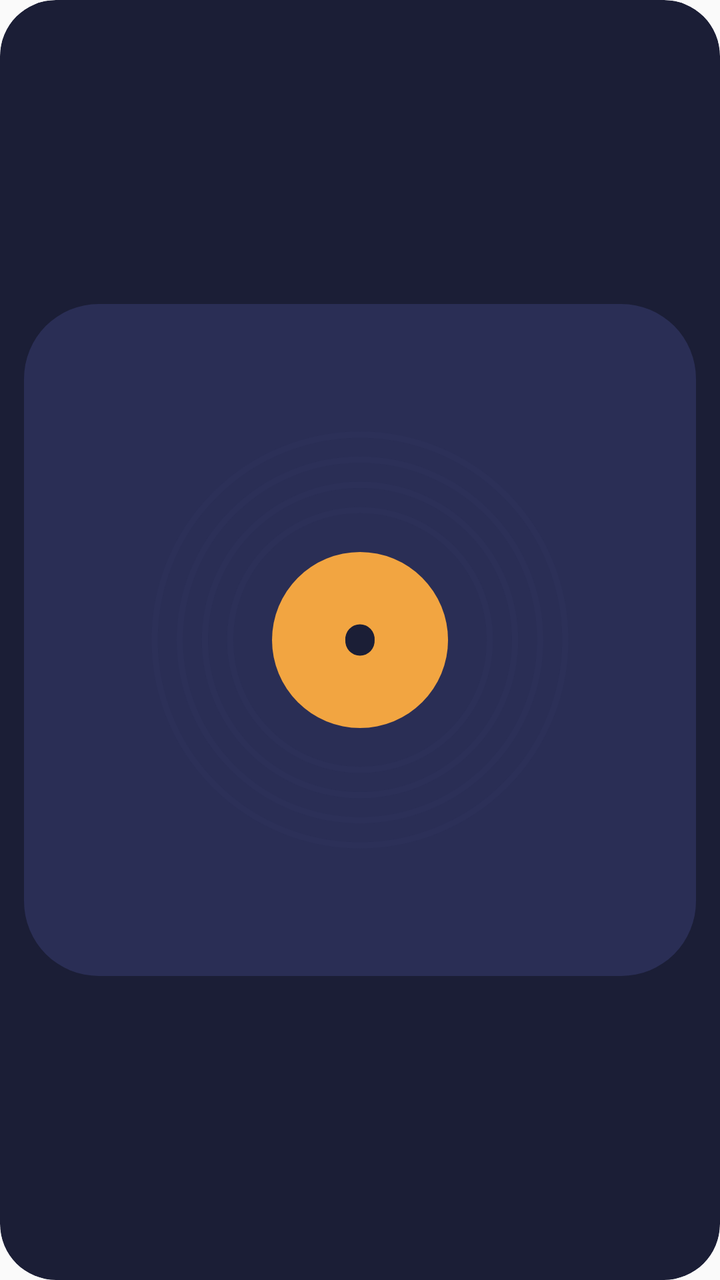
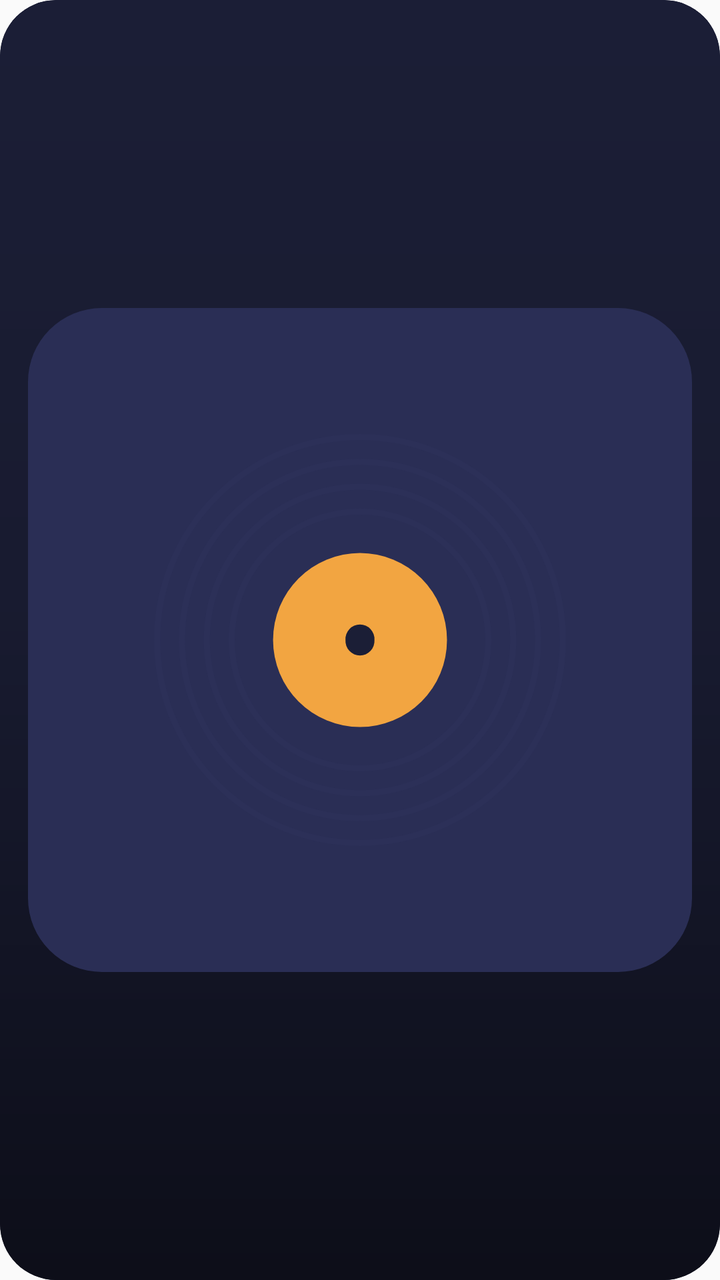

Screens rendered from an Android XML layout before and after an edit, with the pre-edit source and the edit as a unified diff.
<!-- AndroidManifest.xml: application theme AppTheme -->
<!-- res/layout/widget_wide.xml -->
<?xml version="1.0" encoding="utf-8"?>
<LinearLayout xmlns:android="http://schemas.android.com/apk/res/android"
    android:id="@android:id/background"
    android:layout_width="match_parent"
    android:layout_height="match_parent"
    android:background="@drawable/widget_bg"
    android:clipToOutline="true"
    android:orientation="horizontal"
    android:padding="12dp">

    <ImageView
        android:id="@+id/w_cover"
        android:layout_width="wrap_content"
        android:layout_height="match_parent"
        android:adjustViewBounds="true"
        android:contentDescription="@string/widget_cover"
        android:scaleType="fitCenter"
        android:src="@drawable/widget_logo" />

    <LinearLayout
        android:layout_width="0dp"
        android:layout_height="match_parent"
        android:layout_marginStart="14dp"
        android:layout_weight="1"
        android:gravity="center_vertical"
        android:orientation="vertical">

        <TextView
            android:id="@+id/w_title"
            android:layout_width="match_parent"
            android:layout_height="wrap_content"
            android:ellipsize="end"
            android:fontFamily="sans-serif"
            android:maxLines="1"
            android:text="@string/widget_idle"
            android:textColor="@color/widget_ink"
            android:textSize="17sp"
            android:textStyle="bold" />

        <TextView
            android:id="@+id/w_artist"
            android:layout_width="match_parent"
            android:layout_height="wrap_content"
            android:layout_marginTop="1dp"
            android:ellipsize="end"
            android:maxLines="1"
            android:text="@string/widget_idle_sub"
            android:textColor="@color/widget_muted"
            android:textSize="13sp" />

        <LinearLayout
            android:layout_width="match_parent"
            android:layout_height="wrap_content"
            android:layout_marginTop="6dp"
            android:gravity="center"
            android:orientation="horizontal">

            <ImageButton
                android:id="@+id/w_prev"
                android:layout_width="40dp"
                android:layout_height="40dp"
                android:background="@drawable/widget_press"
                android:contentDescription="@string/widget_prev"
                android:src="@drawable/widget_ic_prev" />

            <ImageButton
                android:id="@+id/w_toggle"
                android:layout_width="46dp"
                android:layout_height="46dp"
                android:layout_marginStart="10dp"
                android:layout_marginEnd="10dp"
                android:background="@drawable/widget_play_bg"
                android:contentDescription="@string/widget_play"
                android:src="@drawable/widget_ic_play" />

            <ImageButton
                android:id="@+id/w_next"
                android:layout_width="40dp"
                android:layout_height="40dp"
                android:background="@drawable/widget_press"
                android:contentDescription="@string/widget_next"
                android:src="@drawable/widget_ic_next" />
        </LinearLayout>

        <ProgressBar
            android:id="@+id/w_progress"
            style="?android:attr/progressBarStyleHorizontal"
            android:layout_width="match_parent"
            android:layout_height="4dp"
            android:layout_marginTop="8dp"
            android:indeterminate="false"
            android:max="1000"
            android:maxHeight="4dp"
            android:minHeight="4dp"
            android:progress="350"
            android:progressDrawable="@drawable/widget_progress" />
    </LinearLayout>
</LinearLayout>
<!-- resources referenced by this layout -->
<resources>
  <color name="widget_ink">#F1ECE1</color>
  <color name="widget_muted">#A0A5C8</color>
  <!-- drawable widget_bg (drawable) -->
  <?xml version="1.0" encoding="utf-8"?>
  <shape xmlns:android="http://schemas.android.com/apk/res/android" android:shape="rectangle">
      <solid android:color="@color/widget_bg" />
      <corners android:radius="@dimen/widget_radius" />
  </shape>
  <!-- drawable widget_ic_next (drawable) -->
  <?xml version="1.0" encoding="utf-8"?>
  <vector xmlns:android="http://schemas.android.com/apk/res/android" android:width="24dp" android:height="24dp" android:viewportWidth="24" android:viewportHeight="24">
      <path android:fillColor="@color/widget_ink" android:pathData="M6,18l8.5,-6L6,6v12zM16,6v12h2V6h-2z" />
  </vector>
  <!-- drawable widget_ic_play (drawable) -->
  <?xml version="1.0" encoding="utf-8"?>
  <vector xmlns:android="http://schemas.android.com/apk/res/android" android:width="24dp" android:height="24dp" android:viewportWidth="24" android:viewportHeight="24">
      <path android:fillColor="@color/widget_on_accent" android:pathData="M8.5,5.5v13l10,-6.5z" />
  </vector>
  <!-- drawable widget_ic_prev (drawable) -->
  <?xml version="1.0" encoding="utf-8"?>
  <vector xmlns:android="http://schemas.android.com/apk/res/android" android:width="24dp" android:height="24dp" android:viewportWidth="24" android:viewportHeight="24">
      <path android:fillColor="@color/widget_ink" android:pathData="M6,6h2v12H6zM9.5,12l8.5,6V6z" />
  </vector>
  <!-- drawable widget_play_bg (drawable) -->
  <?xml version="1.0" encoding="utf-8"?>
  <ripple xmlns:android="http://schemas.android.com/apk/res/android" android:color="#40191C38">
      <item>
          <shape android:shape="oval">
              <solid android:color="@color/widget_accent" />
          </shape>
      </item>
  </ripple>
  <!-- drawable widget_press (drawable) -->
  <?xml version="1.0" encoding="utf-8"?>
  <ripple xmlns:android="http://schemas.android.com/apk/res/android" android:color="#33F1ECE1" />
  <!-- drawable widget_progress (drawable) -->
  <?xml version="1.0" encoding="utf-8"?>
  <layer-list xmlns:android="http://schemas.android.com/apk/res/android">
      <item android:id="@android:id/background">
          <shape>
              <corners android:radius="2dp" />
              <solid android:color="#2EF1ECE1" />
          </shape>
      </item>
      <item android:id="@android:id/progress">
          <clip>
              <shape>
                  <corners android:radius="2dp" />
                  <solid android:color="@color/widget_accent" />
              </shape>
          </clip>
      </item>
  </layer-list>
  <string name="widget_cover">Apri In riproduzione</string>
  <string name="widget_idle">Niente in riproduzione</string>
  <string name="widget_idle_sub">Tocca per aprire Armony</string>
  <string name="widget_next">Successivo</string>
  <string name="widget_play">Riproduci</string>
  <string name="widget_prev">Precedente</string>
  <style name="AppTheme" parent="Theme.AppCompat.Light.DarkActionBar">
          <item name="colorPrimary">#1B1E36</item>
          <item name="colorPrimaryDark">#1B1E36</item>
          <item name="colorAccent">#F2A541</item>
      </style>
  <color name="widget_bg">#1B1E36</color>
  <dimen name="widget_radius">24dp</dimen>
  <color name="widget_on_accent">#191C38</color>
  <color name="widget_surface">#2A2E55</color>
  <color name="widget_accent">#F4A63C</color>
  <!-- unchanged entries left out for length: 2 -->
</resources>

<!-- the commit's change to res/layout/widget_wide.xml (unified diff, before → after) -->
@@ -1,98 +1,130 @@
 <?xml version="1.0" encoding="utf-8"?>
-<LinearLayout xmlns:android="http://schemas.android.com/apk/res/android"
+<FrameLayout xmlns:android="http://schemas.android.com/apk/res/android"
     android:id="@android:id/background"
     android:layout_width="match_parent"
     android:layout_height="match_parent"
     android:background="@drawable/widget_bg"
-    android:clipToOutline="true"
-    android:orientation="horizontal"
-    android:padding="12dp">
+    android:clipToOutline="true">
 
     <ImageView
-        android:id="@+id/w_cover"
-        android:layout_width="wrap_content"
+        android:id="@+id/w_bg"
+        android:layout_width="match_parent"
         android:layout_height="match_parent"
-        android:adjustViewBounds="true"
-        android:contentDescription="@string/widget_cover"
-        android:scaleType="fitCenter"
-        android:src="@drawable/widget_logo" />
+        android:importantForAccessibility="no"
+        android:scaleType="fitXY"
+        android:src="@drawable/widget_bg" />
+
+    <ImageView
+        android:layout_width="match_parent"
+        android:layout_height="match_parent"
+        android:importantForAccessibility="no"
+        android:scaleType="fitXY"
+        android:src="@drawable/widget_shade" />
 
     <LinearLayout
-        android:layout_width="0dp"
+        android:layout_width="match_parent"
         android:layout_height="match_parent"
-        android:layout_marginStart="14dp"
-        android:layout_weight="1"
-        android:gravity="center_vertical"
-        android:orientation="vertical">
+        android:orientation="horizontal"
+        android:padding="14dp">
 
-        <TextView
-            android:id="@+id/w_title"
-            android:layout_width="match_parent"
-            android:layout_height="wrap_content"
-            android:ellipsize="end"
-            android:fontFamily="sans-serif"
-            android:maxLines="1"
-            android:text="@string/widget_idle"
-            android:textColor="@color/widget_ink"
-            android:textSize="17sp"
-            android:textStyle="bold" />
-
-        <TextView
-            android:id="@+id/w_artist"
-            android:layout_width="match_parent"
-            android:layout_height="wrap_content"
-            android:layout_marginTop="1dp"
-            android:ellipsize="end"
-            android:maxLines="1"
-            android:text="@string/widget_idle_sub"
-            android:textColor="@color/widget_muted"
-            android:textSize="13sp" />
+        <ImageView
+            android:id="@+id/w_cover"
+            android:layout_width="wrap_content"
+            android:layout_height="match_parent"
+            android:adjustViewBounds="true"
+            android:contentDescription="@string/widget_cover"
+            android:scaleType="fitCenter"
+            android:src="@drawable/widget_logo" />
 
         <LinearLayout
-            android:layout_width="match_parent"
-            android:layout_height="wrap_content"
-            android:layout_marginTop="6dp"
-            android:gravity="center"
-            android:orientation="horizontal">
+            android:layout_width="0dp"
+            android:layout_height="match_parent"
+            android:layout_marginStart="16dp"
+            android:layout_weight="1"
+            android:gravity="center_vertical"
+            android:orientation="vertical">
+            <TextView
+                android:id="@+id/w_title"
+                android:layout_width="match_parent"
+                android:layout_height="wrap_content"
+                android:ellipsize="marquee"
+                android:fontFamily="sans-serif-medium"
+                android:singleLine="true"
+    android:focusable="true"
+    android:focusableInTouchMode="true"
+    android:scrollHorizontally="true"
+                android:marqueeRepeatLimit="marquee_forever"
+                android:text="@string/widget_idle"
+                android:textColor="@color/widget_ink"
+                android:textSize="17sp"
+                android:textStyle="bold">
+    
+    <requestFocus />
+</TextView>
 
-            <ImageButton
-                android:id="@+id/w_prev"
-                android:layout_width="40dp"
-                android:layout_height="40dp"
-                android:background="@drawable/widget_press"
-                android:contentDescription="@string/widget_prev"
-                android:src="@drawable/widget_ic_prev" />
+            <TextView
+                android:id="@+id/w_artist"
+                android:layout_width="match_parent"
+                android:layout_height="wrap_content"
+                android:layout_marginTop="2dp"
+                android:ellipsize="end"
+                android:maxLines="1"
+                android:text="@string/widget_idle_sub"
+                android:textColor="@color/widget_muted"
+                android:textSize="13sp" />
 
-            <ImageButton
-                android:id="@+id/w_toggle"
-                android:layout_width="46dp"
-                android:layout_height="46dp"
-                android:layout_marginStart="10dp"
-                android:layout_marginEnd="10dp"
-                android:background="@drawable/widget_play_bg"
-                android:contentDescription="@string/widget_play"
-                android:src="@drawable/widget_ic_play" />
+            <ProgressBar
+                android:id="@+id/w_progress"
+                style="?android:attr/progressBarStyleHorizontal"
+                android:layout_width="match_parent"
+                android:layout_height="4dp"
+                android:layout_marginTop="10dp"
+                android:indeterminate="false"
+                android:max="1000"
+                android:maxHeight="4dp"
+                android:minHeight="4dp"
+                android:progress="350"
+                android:progressDrawable="@drawable/widget_progress" />
 
-            <ImageButton
-                android:id="@+id/w_next"
-                android:layout_width="40dp"
-                android:layout_height="40dp"
-                android:background="@drawable/widget_press"
-                android:contentDescription="@string/widget_next"
-                android:src="@drawable/widget_ic_next" />
+            <LinearLayout
+                android:layout_width="match_parent"
+                android:layout_height="wrap_content"
+                android:layout_marginTop="6dp"
+                android:gravity="center"
+                android:orientation="horizontal">
+
+                <ImageButton
+                    android:id="@+id/w_prev"
+                    android:layout_width="44dp"
+                    android:layout_height="44dp"
+                    android:background="@drawable/widget_press"
+                    android:contentDescription="@string/widget_prev"
+                    android:padding="7dp"
+                    android:scaleType="fitCenter"
+                    android:src="@drawable/widget_ic_prev" />
+
+                <ImageButton
+                    android:id="@+id/w_toggle"
+                    android:layout_width="52dp"
+                    android:layout_height="52dp"
+                    android:layout_marginStart="16dp"
+                    android:layout_marginEnd="16dp"
+                    android:background="@drawable/widget_play_bg"
+                    android:contentDescription="@string/widget_play"
+                    android:padding="13dp"
+                    android:scaleType="fitCenter"
+                    android:src="@drawable/widget_ic_play" />
+
+                <ImageButton
+                    android:id="@+id/w_next"
+                    android:layout_width="44dp"
+                    android:layout_height="44dp"
+                    android:background="@drawable/widget_press"
+                    android:contentDescription="@string/widget_next"
+                    android:padding="7dp"
+                    android:scaleType="fitCenter"
+                    android:src="@drawable/widget_ic_next" />
+            </LinearLayout>
         </LinearLayout>
-
-        <ProgressBar
-            android:id="@+id/w_progress"
-            style="?android:attr/progressBarStyleHorizontal"
-            android:layout_width="match_parent"
-            android:layout_height="4dp"
-            android:layout_marginTop="8dp"
-            android:indeterminate="false"
-            android:max="1000"
-            android:maxHeight="4dp"
-            android:minHeight="4dp"
-            android:progress="350"
-            android:progressDrawable="@drawable/widget_progress" />
     </LinearLayout>
-</LinearLayout>
+</FrameLayout>
<!-- resource entries referenced after the edit -->
@@ -1,7 +1,7 @@
 <!-- resources referenced by this layout -->
 <resources>
   <color name="widget_ink">#F1ECE1</color>
-  <color name="widget_muted">#A0A5C8</color>
+  <color name="widget_muted">#BFF1ECE1</color>
   <!-- drawable widget_bg (drawable) -->
   <?xml version="1.0" encoding="utf-8"?>
   <shape xmlns:android="http://schemas.android.com/apk/res/android" android:shape="rectangle">
@@ -16,7 +16,7 @@
   <!-- drawable widget_ic_play (drawable) -->
   <?xml version="1.0" encoding="utf-8"?>
   <vector xmlns:android="http://schemas.android.com/apk/res/android" android:width="24dp" android:height="24dp" android:viewportWidth="24" android:viewportHeight="24">
-      <path android:fillColor="@color/widget_on_accent" android:pathData="M8.5,5.5v13l10,-6.5z" />
+      <path android:fillColor="@color/widget_on_play" android:pathData="M8.5,5.5v13l10,-6.5z" />
   </vector>
   <!-- drawable widget_ic_prev (drawable) -->
   <?xml version="1.0" encoding="utf-8"?>
@@ -25,10 +25,10 @@
   </vector>
   <!-- drawable widget_play_bg (drawable) -->
   <?xml version="1.0" encoding="utf-8"?>
-  <ripple xmlns:android="http://schemas.android.com/apk/res/android" android:color="#40191C38">
+  <ripple xmlns:android="http://schemas.android.com/apk/res/android" android:color="#33121212">
       <item>
           <shape android:shape="oval">
-              <solid android:color="@color/widget_accent" />
+              <solid android:color="@color/widget_play" />
           </shape>
       </item>
   </ripple>
@@ -41,7 +41,7 @@
       <item android:id="@android:id/background">
           <shape>
               <corners android:radius="2dp" />
-              <solid android:color="#2EF1ECE1" />
+              <solid android:color="#40F1ECE1" />
           </shape>
       </item>
       <item android:id="@android:id/progress">
@@ -53,6 +53,11 @@
           </clip>
       </item>
   </layer-list>
+  <!-- drawable widget_shade (drawable) -->
+  <?xml version="1.0" encoding="utf-8"?>
+  <shape xmlns:android="http://schemas.android.com/apk/res/android" android:shape="rectangle">
+      <gradient android:angle="270" android:startColor="#00000000" android:centerColor="#22000000" android:endColor="#8C000000" />
+  </shape>
   <string name="widget_cover">Apri In riproduzione</string>
   <string name="widget_idle">Niente in riproduzione</string>
   <string name="widget_idle_sub">Tocca per aprire Armony</string>
@@ -66,8 +71,9 @@
       </style>
   <color name="widget_bg">#1B1E36</color>
   <dimen name="widget_radius">24dp</dimen>
-  <color name="widget_on_accent">#191C38</color>
+  <color name="widget_on_play">#121212</color>
   <color name="widget_surface">#2A2E55</color>
+  <color name="widget_play">#F7F4EE</color>
   <color name="widget_accent">#F4A63C</color>
   <!-- unchanged entries left out for length: 2 -->
 </resources>
